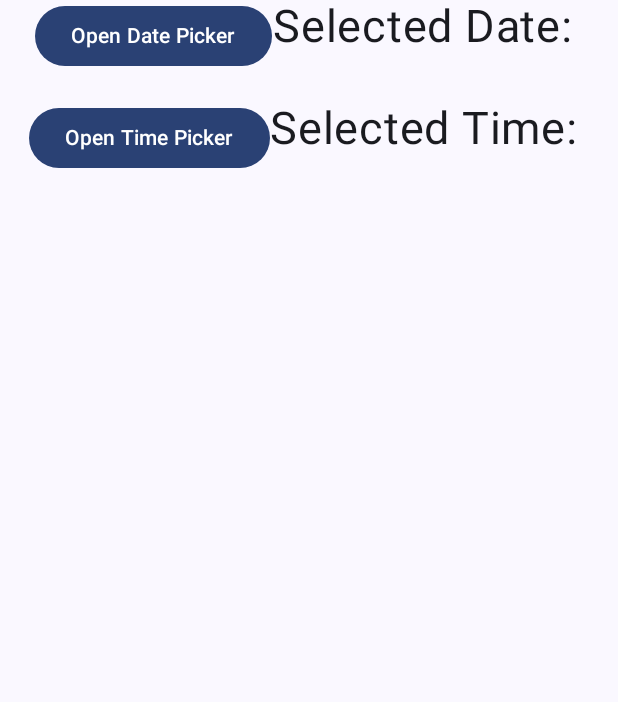
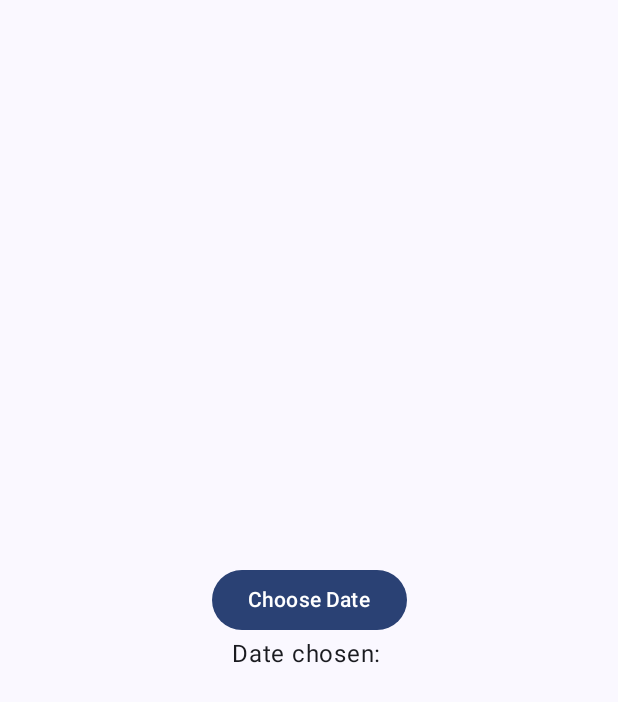
Before and after one commit to KaiDevrim/countdown, an Android app built with Jetpack Compose: the screen it shows after launch (MainActivity), on a phone screen of 412 x 824 dp. Shown: the top 702 px of the screen. Run offline under Robolectric (Android 15) with nearby library versions, the phone set to English and light mode, and no system bars.

Commit message:
Finish v1 of app

```diff
--- a/app/src/main/java/tech/kaidevrim/countdown/MainActivity.kt
+++ b/app/src/main/java/tech/kaidevrim/countdown/MainActivity.kt
@@ -1,7 +1,6 @@
 package tech.kaidevrim.countdown
 
 import android.app.DatePickerDialog
-import android.app.TimePickerDialog
 import android.os.Bundle
 import android.widget.DatePicker
 import androidx.activity.ComponentActivity
@@ -9,13 +8,14 @@ import androidx.activity.compose.setContent
 import androidx.compose.foundation.layout.Arrangement
 import androidx.compose.foundation.layout.Column
 import androidx.compose.foundation.layout.Row
-import androidx.compose.foundation.layout.Spacer
 import androidx.compose.foundation.layout.fillMaxSize
 import androidx.compose.foundation.layout.padding
+import androidx.compose.material3.AlertDialog
 import androidx.compose.material3.Button
 import androidx.compose.material3.MaterialTheme
 import androidx.compose.material3.Surface
 import androidx.compose.material3.Text
+import androidx.compose.material3.TextButton
 import androidx.compose.runtime.Composable
 import androidx.compose.runtime.MutableState
 import androidx.compose.runtime.mutableStateOf
@@ -24,7 +24,6 @@ import androidx.compose.ui.Alignment
 import androidx.compose.ui.Modifier
 import androidx.compose.ui.graphics.Color
 import androidx.compose.ui.platform.LocalContext
-import androidx.compose.ui.text.style.TextAlign
 import androidx.compose.ui.tooling.preview.Preview
 import androidx.compose.ui.unit.dp
 import androidx.compose.ui.unit.sp
@@ -44,7 +43,7 @@ class MainActivity : ComponentActivity() {
                     modifier = Modifier.fillMaxSize(),
                     color = MaterialTheme.colorScheme.background
                 ) {
-                    SelectDateTimeMenu()
+                    MainMenu()
                 }
             }
         }
@@ -54,27 +53,29 @@ class MainActivity : ComponentActivity() {
 var daysDiff: Int = 0
 
 @Composable
-fun SelectDateTimeMenu() {
+fun MainMenu() {
     val formattedDateState = remember { mutableStateOf("") }
     val daysLeft = remember { mutableStateOf("") }
-    Column(horizontalAlignment = Alignment.CenterHorizontally) {
-        Row(horizontalArrangement = Arrangement.Center) {
+    val incorrectDate = remember {mutableStateOf(false)}
+    if (incorrectDate.value) {
+        SimpleAlertDialog(incorrectDate)
+    }
+    Column(
+        horizontalAlignment = Alignment.CenterHorizontally,
+        verticalArrangement = Arrangement.Center
+    ) {
+        Row(horizontalArrangement = Arrangement.Center, modifier = Modifier.padding(20.dp)) {
             ShowDatePicker(formattedDateState)
         }
-        Row(horizontalArrangement = Arrangement.Center) {
-            Spacer(modifier = Modifier.padding(10.dp))
-        }
-        Row(horizontalArrangement = Arrangement.Center) {
-            ShowTimePicker()
-        }
-        Spacer(modifier = Modifier.padding(10.dp))
-
         if (formattedDateState.value != "") {
-            Button(onClick = { calculateDaysLeft(formattedDateState.value, daysLeft) }) {
+            Button(onClick = { calculateDaysLeft(formattedDateState.value, daysLeft, incorrectDate) }) {
                 Text(text = "Calculate Days Left")
             }
-            Row(horizontalArrangement = Arrangement.Center) {
-                Text(text = "Days left: ${daysLeft.value}")
+            Row(verticalAlignment = Alignment.Bottom, modifier = Modifier.padding(top = 100.dp)) {
+                Text(text = daysLeft.value, fontSize = 80.sp)
+            }
+            Row {
+                Text(text = "Days left")
             }
         }
     }
@@ -84,7 +85,7 @@ fun SelectDateTimeMenu() {
 @Composable
 fun GreetingPreview() {
     CountdownTheme {
-        SelectDateTimeMenu()
+        MainMenu()
     }
 }
 
@@ -100,10 +101,10 @@ fun ShowDatePicker(formattedDateState: MutableState<String>) {
     val datePickerDialog = DatePickerDialog(
         mContext,
         { _: DatePicker, fYear: Int, fMonth: Int, fDay: Int ->
-            if (fMonth+1 <= 10) {
-                formattedDateState.value = "$fYear-0${fMonth+1}-$fDay"
+            if (fMonth + 1 <= 10) {
+                formattedDateState.value = "$fYear-0${fMonth + 1}-$fDay"
             } else {
-                formattedDateState.value = "$fYear-${fMonth+1}-$fDay"
+                formattedDateState.value = "$fYear-${fMonth + 1}-$fDay"
             }
         },
         mYear,
@@ -111,51 +112,41 @@ fun ShowDatePicker(formattedDateState: MutableState<String>) {
         mDay
     )
 
-    Button(onClick = {
-        datePickerDialog.show()
-    }) {
-        Text(text = "Open Date Picker", color = Color.White)
+    Column(
+        verticalArrangement = Arrangement.Center,
+        horizontalAlignment = Alignment.CenterHorizontally
+    ) {
+        Button(onClick = {
+            datePickerDialog.show()
+        }) {
+            Text(text = "Choose Date", color = Color.White)
+        }
+
+        Text(text = "Date chosen: ${formattedDateState.value}")
     }
-    // Displaying the mDate value in the Text
-    Text(
-        text = "Selected Date: ${formattedDateState.value}",
-        fontSize = 30.sp,
-        textAlign = TextAlign.Center
-    )
+}
+
+fun calculateDaysLeft(futureDate: String, daysInput: MutableState<String>, incorrectDate: MutableState<Boolean>) {
+    val currentDay = LocalDate.now()
+    val parsedFutureDate = LocalDate.parse(futureDate)
+    daysDiff = currentDay.until(parsedFutureDate, ChronoUnit.DAYS).toInt()
+    if (daysDiff <= 0) {
+        incorrectDate.value = true
+    }
+    else {
+        daysInput.value = daysDiff.toString()
+    }
 }
 
 @Composable
-fun ShowTimePicker() {
-    val mContext = LocalContext.current
-    val mCalendar = Calendar.getInstance()
-    val mHour = mCalendar[Calendar.HOUR_OF_DAY]
-    val mMinute = mCalendar[Calendar.MINUTE]
-
-    val formattedTimeState = remember { mutableStateOf("") }
-
-    val mTimePickerDialog = TimePickerDialog(
-        mContext,
-        { _, fHour: Int, fMinute: Int ->
-            formattedTimeState.value = "$fHour:$fMinute"
-        }, mHour, mMinute, true
+fun SimpleAlertDialog(incorrectDate: MutableState<Boolean>) {
+    AlertDialog(
+        onDismissRequest = { incorrectDate.value = false},
+        confirmButton = {
+            TextButton(onClick = {incorrectDate.value = false})
+            { Text(text = "OK") }
+        },
+        title = { Text(text = "Incorrect Date") },
+        text = { Text(text = "Please select a date in the FUTURE!") }
     )
-    val timeState = remember { mutableStateOf(IntArray(2)) }
-    timeState.value[0] = mHour
-    timeState.value[1] = mMinute
-
-    Button(onClick = { mTimePickerDialog.show() }) {
-        Text(text = "Open Time Picker", color = Color.White)
-    }
-
-    Text(text = "Selected Time: ${formattedTimeState.value}", fontSize = 30.sp)
 }
-
-fun calculateDaysLeft(futureDate: String, daysInput: MutableState<String>) {
-    val currentDay = LocalDate.now()
-    val parsedFutureDate = LocalDate.parse(futureDate)
-    println(currentDay)
-    println(parsedFutureDate)
-    daysDiff = currentDay.until(parsedFutureDate, ChronoUnit.DAYS).toInt()
-    println(daysDiff)
-    daysInput.value = daysDiff.toString()
-}
```
